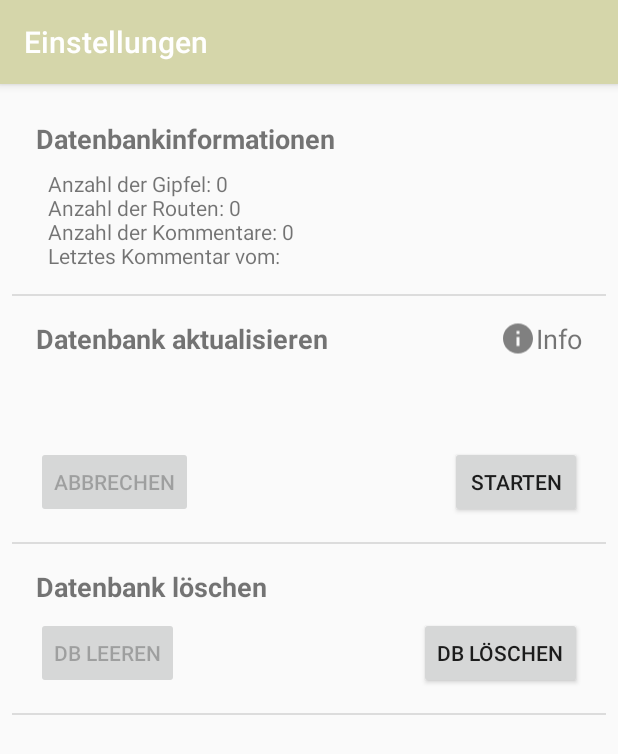
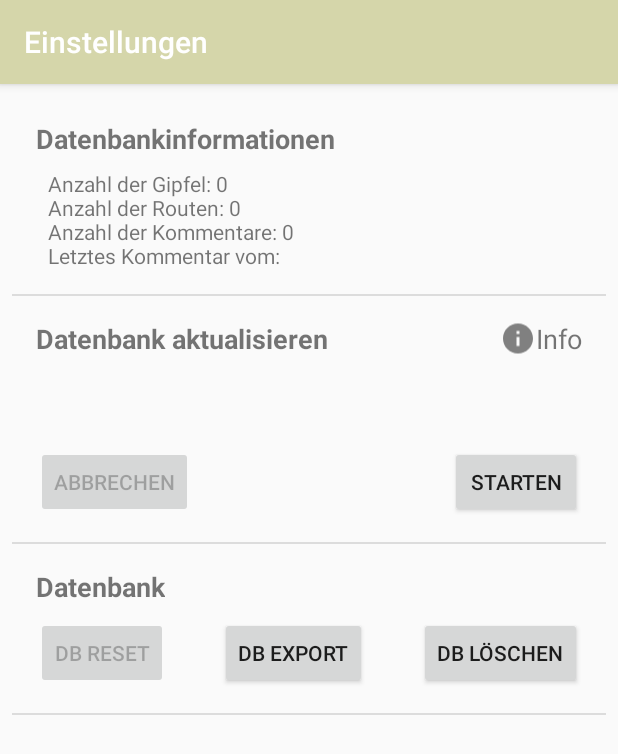
Before and after one commit to jomaresch/TeufelsTurmOffline, an Android app: the screen it shows after launch (SettingsActivity), in the options menu, after a tap on "Einstellungen", on a phone screen of 412 x 824 dp. Shown: the top 754 px of the screen. Run offline under Robolectric (Android 15) with nearby library versions, the phone set to English and light mode, and no system bars; 15 statements that could not run were skipped.

Commit message:
- add maps view

```diff
--- a/app/build.gradle
+++ b/app/build.gradle
@@ -33,4 +33,8 @@ dependencies {
     implementation 'com.android.support:design:28.0.0'
     implementation 'com.android.support:support-v4:28.0.0'
     implementation 'org.jsoup:jsoup:1.11.3'
+    //Map Forge
+    implementation 'org.mapsforge:mapsforge-map-android:0.11.0'
+    implementation 'org.mapsforge:mapsforge-themes:0.11.0'
+    implementation 'com.caverock:androidsvg:1.3'
 }
--- a/app/src/main/java/com/dex/teufelsturmoffline/activities/MainActivity.java
+++ b/app/src/main/java/com/dex/teufelsturmoffline/activities/MainActivity.java
@@ -2,6 +2,7 @@ package com.dex.teufelsturmoffline.activities;
 
 import android.content.Context;
 import android.content.Intent;
+import android.support.design.widget.FloatingActionButton;
 import android.support.design.widget.TabLayout;
 import android.support.v4.view.ViewPager;
 import android.support.v7.app.AppCompatActivity;
@@ -10,15 +11,13 @@ import android.view.Menu;
 import android.view.MenuInflater;
 import android.view.MenuItem;
 import android.view.View;
-import android.widget.AdapterView;
-import android.widget.Spinner;
+import android.widget.Button;
 import android.widget.Toast;
 
 import com.dex.teufelsturmoffline.R;
-import com.dex.teufelsturmoffline.adapter.SpinnerAreaAdapter;
 import com.dex.teufelsturmoffline.adapter.ViewPagerAdapter;
 import com.dex.teufelsturmoffline.database.DatabaseHelper;
-import com.dex.teufelsturmoffline.model.AreaSpinnerData;
+import com.dex.teufelsturmoffline.database.DatabaseManager;
 import com.dex.teufelsturmoffline.views.DoneViewFragment;
 import com.dex.teufelsturmoffline.views.FavoritesViewFragment;
 import com.dex.teufelsturmoffline.views.SearchViewFragment;
@@ -28,22 +27,26 @@ import java.io.FileOutputStream;
 import java.io.IOException;
 import java.io.InputStream;
 import java.io.OutputStream;
-import java.util.ArrayList;
-import java.util.List;
 
-public class MainActivity extends AppCompatActivity implements ViewPager.OnPageChangeListener {
+public class MainActivity extends AppCompatActivity implements ViewPager.OnPageChangeListener{
 
     SearchViewFragment searchViewFragment;
+    DatabaseManager databaseManager;
 
     @Override
     protected void onCreate(Bundle savedInstanceState) {
         super.onCreate(savedInstanceState);
+        databaseManager = new DatabaseManager(this);
+
+        databaseManager.createDirectories();
+        if(!databaseManager.doDbExists())
+            databaseManager.copyDatabase();
+        if (!databaseManager.doMapExists())
+            databaseManager.copyMap();
+
         setContentView(R.layout.activity_main);
 
-        File database = getApplicationContext().getDatabasePath(DatabaseHelper.DB_NAME);
-        if(!database.exists()){
-            copyDatabase(this);
-        }
+
 
         ViewPager viewPager = findViewById(R.id.pager);
         ViewPagerAdapter adapter = new ViewPagerAdapter(getSupportFragmentManager());
@@ -83,36 +86,20 @@ public class MainActivity extends AppCompatActivity implements ViewPager.OnPageC
         }
     }
 
-    private void copyDatabase(Context context){
-        try {
-            InputStream inputStream = context.getAssets().open(DatabaseHelper.DB_NAME);
-
-            String fileOutName = "/data/data/com.dex.teufelsturmoffline/databases/"+ DatabaseHelper.DB_NAME;
-            OutputStream outputStream = new FileOutputStream(fileOutName);
-            byte[] buffer = new byte[1024];
-            int length = 0;
-            while ((length = inputStream.read(buffer)) > 0){
-                outputStream.write(buffer, 0, length);
-            }
-            outputStream.flush();
-            outputStream.close();
-            Toast.makeText(context, "Successfully copy DB ", Toast.LENGTH_SHORT).show();
-
-        }catch (IOException e){
-            Toast.makeText(context, "Error while copy DB", Toast.LENGTH_SHORT).show();
-        }
+    @Override
+    public void onPageScrolled(int i, float v, int i1) {
     }
 
     @Override
-    public void onPageScrolled(int i, float v, int i1) {}
-
-    @Override
     public void onPageSelected(int i) {
-        if (i == 0){
+        if (i == 0) {
             searchViewFragment.resetRouteList();
         }
     }
 
     @Override
-    public void onPageScrollStateChanged(int i) {}
+    public void onPageScrollStateChanged(int i) {
+    }
+
+
 }
--- /dev/null
+++ b/app/src/main/java/com/dex/teufelsturmoffline/database/DatabaseManager.java
@@ -0,0 +1,107 @@
+package com.dex.teufelsturmoffline.database;
+
+import android.content.Context;
+import android.os.Environment;
+import android.widget.Toast;
+
+import java.io.File;
+import java.io.FileInputStream;
+import java.io.FileNotFoundException;
+import java.io.FileOutputStream;
+import java.io.IOException;
+import java.io.InputStream;
+import java.io.OutputStream;
+
+public class DatabaseManager {
+
+    Context context;
+    final String internalDBPath;
+    final String internalFilePath;
+    final String mapName = "ss.map";
+
+    public DatabaseManager(Context context) {
+        this.context = context;
+        internalDBPath = "/data/data/com.dex.teufelsturmoffline/databases/";
+        internalFilePath = "/data/data/com.dex.teufelsturmoffline/files/";
+    }
+
+    public void copyDatabase(){
+        try {
+
+            InputStream inputStream = context.getAssets().open(DatabaseHelper.DB_NAME);
+            String fileOutName = internalDBPath + DatabaseHelper.DB_NAME;
+            OutputStream outputStream = new FileOutputStream(fileOutName);
+            byte[] buffer = new byte[1024];
+            int length = 0;
+            while ((length = inputStream.read(buffer)) > 0){
+                outputStream.write(buffer, 0, length);
+            }
+            outputStream.flush();
+            outputStream.close();
+            inputStream.close();
+            Toast.makeText(context, "Successfully copied DB ", Toast.LENGTH_SHORT).show();
+
+        }catch (IOException e){
+            Toast.makeText(context, "Error while copy DB", Toast.LENGTH_SHORT).show();
+        }
+    }
+
+    public void createDirectories(){
+        new File(internalDBPath).mkdirs();
+        new File(internalFilePath).mkdirs();
+    }
+
+    public boolean doDbExists(){
+        return new File(internalDBPath + DatabaseHelper.DB_NAME).exists();
+    }
+
+
+    public boolean doMapExists(){
+        return new File(internalFilePath + mapName).exists();
+    }
+
+    public void copyMap(){
+        try {
+            InputStream inputStream = context.getAssets().open(mapName);
+            String fileOutName = internalFilePath + mapName;
+            OutputStream outputStream = new FileOutputStream(fileOutName);
+            byte[] buffer = new byte[1024];
+            int length = 0;
+            while ((length = inputStream.read(buffer)) > 0){
+                outputStream.write(buffer, 0, length);
+            }
+            outputStream.flush();
+            outputStream.close();
+            Toast.makeText(context, "Successfully copied map ", Toast.LENGTH_SHORT).show();
+
+        }catch (IOException e){
+            Toast.makeText(context, "Error while copy map", Toast.LENGTH_SHORT).show();
+            e.printStackTrace();
+        }
+    }
+
+    public void exportDatabase(){
+
+        String fileLocation = internalDBPath + DatabaseHelper.DB_NAME;
+        try {
+            InputStream in = new FileInputStream(fileLocation);
+            File path = Environment.getExternalStoragePublicDirectory(Environment.DIRECTORY_DOWNLOADS);
+            OutputStream out = new FileOutputStream(path + "/"+DatabaseHelper.DB_NAME);
+            byte[] buf = new byte[1024];
+            int len;
+            while ((len = in.read(buf)) > 0) {
+                out.write(buf, 0, len);
+            }
+            out.flush();
+            in.close();
+            out.close();
+            Toast.makeText(context, "Datenbank erfolgreich nach 'Downloads' exportiert", Toast.LENGTH_SHORT).show();
+        } catch (FileNotFoundException e) {
+            e.printStackTrace();
+            Toast.makeText(context, "Datenbank konnte nicht exportiert werden", Toast.LENGTH_SHORT).show();
+        } catch (IOException e) {
+            Toast.makeText(context, "Datenbank konnte nicht exportiert werden", Toast.LENGTH_SHORT).show();
+            e.printStackTrace();
+        }
+    }
+}
--- a/app/src/main/java/com/dex/teufelsturmoffline/views/SearchViewFragment.java
+++ b/app/src/main/java/com/dex/teufelsturmoffline/views/SearchViewFragment.java
@@ -3,6 +3,7 @@ package com.dex.teufelsturmoffline.views;
 
 import android.content.Intent;
 import android.os.Bundle;
+import android.support.design.widget.FloatingActionButton;
 import android.support.v4.app.Fragment;
 import android.support.v7.widget.LinearLayoutManager;
 import android.support.v7.widget.RecyclerView;
@@ -21,6 +22,7 @@ import android.widget.Toast;
 
 import com.dex.teufelsturmoffline.R;
 import com.dex.teufelsturmoffline.activities.CommentActivity;
+import com.dex.teufelsturmoffline.activities.MapActivity;
 import com.dex.teufelsturmoffline.adapter.RouteRecycleAdapter;
 import com.dex.teufelsturmoffline.adapter.SpinnerAreaAdapter;
 import com.dex.teufelsturmoffline.database.DatabaseHelper;
@@ -34,7 +36,7 @@ import java.util.Arrays;
 import java.util.Collections;
 import java.util.List;
 
-public class SearchViewFragment extends Fragment {
+public class SearchViewFragment extends Fragment implements View.OnClickListener {
     Spinner spinner_area;
     RecyclerView recyclerView;
     RouteRecycleAdapter routeRecycleAdapter;
@@ -42,6 +44,9 @@ public class SearchViewFragment extends Fragment {
     DatabaseHelper db;
     SearchView searchView;
     private String currentFilterText = "";
+
+
+    FloatingActionButton fab_map;
 
 
     public SearchViewFragment(){}
@@ -84,6 +89,10 @@ public class SearchViewFragment extends Fragment {
             }
         });
         super.onCreateOptionsMenu(menu, inflater);
+
+        fab_map = view.findViewById(R.id.fab_map);
+        fab_map.setOnClickListener(this);
+
     }
 
     @Override
@@ -164,4 +173,10 @@ public class SearchViewFragment extends Fragment {
         if (!currentFilterText.equals(""))
             filterRouteList(currentFilterText);
     }
+
+    @Override
+    public void onClick(View view) {
+        Intent intent = new Intent(view.getContext(), MapActivity.class);
+        startActivity(intent);
+    }
 }
--- /dev/null
+++ b/app/src/main/res/layout/activity_map.xml
@@ -0,0 +1,4 @@
+<LinearLayout xmlns:android="http://schemas.android.com/apk/res/android"
+    android:orientation="vertical"
+    android:layout_width="fill_parent"
+    android:layout_height="fill_parent"/>
--- a/app/src/main/res/layout/activity_settings.xml
+++ b/app/src/main/res/layout/activity_settings.xml
@@ -43,7 +43,7 @@
         android:layout_marginStart="24dp"
         android:layout_marginLeft="24dp"
         android:layout_marginTop="16dp"
-        android:text="Datenbank löschen"
+        android:text="Datenbank"
         android:textSize="18sp"
         android:textStyle="bold"
         app:layout_constraintStart_toStartOf="parent"
@@ -120,7 +120,7 @@
         android:layout_marginLeft="24dp"
         android:layout_marginTop="8dp"
         android:enabled="false"
-        android:text="DB leeren"
+        android:text="DB Reset"
         app:layout_constraintStart_toStartOf="parent"
         app:layout_constraintTop_toBottomOf="@+id/textView4" />
 
@@ -199,4 +199,14 @@
         app:layout_constraintStart_toStartOf="parent"
         app:layout_constraintTop_toBottomOf="@+id/button_empty_db" />
 
+    <Button
+        android:id="@+id/button_export_db"
+        android:layout_width="wrap_content"
+        android:layout_height="wrap_content"
+        android:layout_marginTop="8dp"
+        android:text="DB Export"
+        app:layout_constraintEnd_toStartOf="@+id/button_del_db"
+        app:layout_constraintStart_toEndOf="@+id/button_empty_db"
+        app:layout_constraintTop_toBottomOf="@+id/textView4" />
+
 </android.support.constraint.ConstraintLayout>
```
Also changed, not shown: app/src/main/AndroidManifest.xml (+10 -5 lines), app/src/main/java/com/dex/teufelsturmoffline/activities/MapActivity.java (added, +118 -0 lines), app/src/main/java/com/dex/teufelsturmoffline/activities/SettingsActivity.java (+57 -15 lines), app/src/main/java/com/dex/teufelsturmoffline/database/DatabaseHelper.java (+32 -0 lines), app/src/main/java/com/dex/teufelsturmoffline/model/Peak.java (added, +66 -0 lines), app/src/main/java/com/dex/teufelsturmoffline/model/PeakMarker.java (added, +85 -0 lines), app/src/main/java/com/dex/teufelsturmoffline/views/DialogRouteListFragment.java (added, +81 -0 lines), app/src/main/res/drawable/map_regular.xml (added, +11 -0 lines), app/src/main/res/layout/fragment_dialog_route_list.xml (added, +43 -0 lines), app/src/main/res/layout/fragment_search_view.xml (+12 -0 lines), 1 other file.
